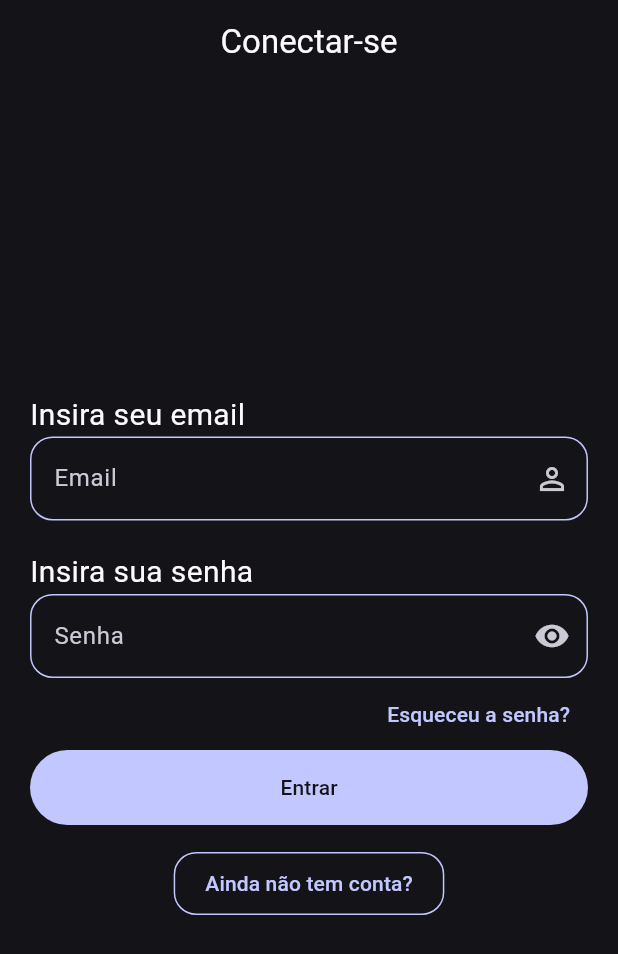
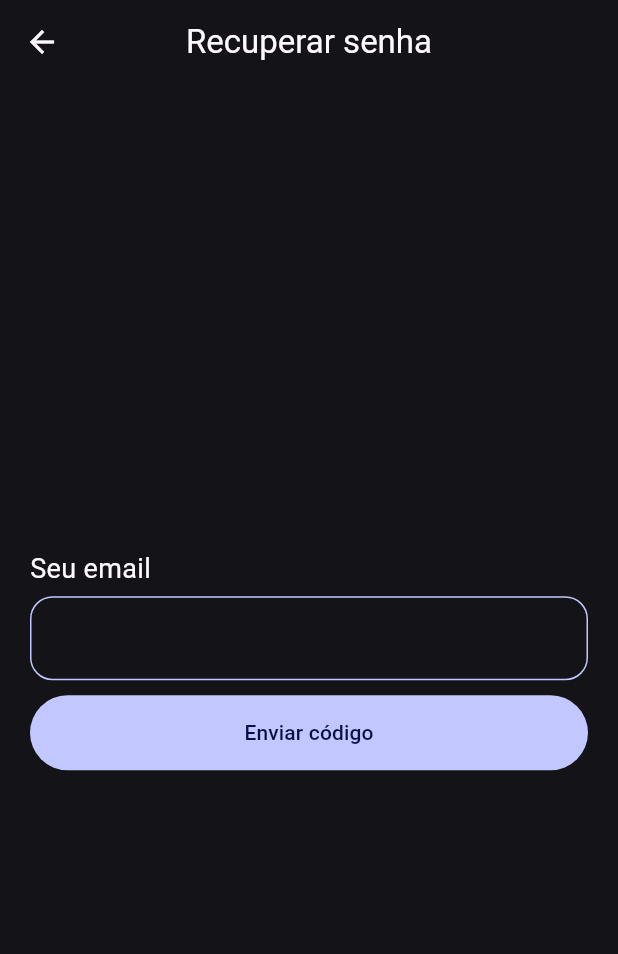
Before and after one commit to gwrgwr/todo_firebase, a Flutter app: the screen it shows after launch, after a tap on "Esqueceu a senha?", on a phone screen of 412 x 824 dp. Shown: the top 954 px of the screen. Run offline on Flutter 3.47's test engine with Material 3 defaults, Android fonts, the phone set to English and light mode, and no system bars; our stand-ins replace bloc, cloud_firestore, firebase_auth, firebase_core, flutter_bloc, get_it; accounts and stored records are empty.

Commit message:
Added reseting password page

```diff
--- a/lib/views/connect_page.dart
+++ b/lib/views/connect_page.dart
@@ -1,11 +1,13 @@
 import 'package:flutter/material.dart';
 import 'package:todo_firebase/widgets/login_page.dart';
 import 'package:todo_firebase/widgets/register_page.dart';
+import 'package:todo_firebase/widgets/send_reset_message.dart';
 
 class ConnectPage extends StatelessWidget {
   ConnectPage({super.key});
 
   final controller = PageController();
+  final globalEmailTextController = TextEditingController();
 
   @override
   Widget build(BuildContext context) {
@@ -13,8 +15,17 @@ class ConnectPage extends StatelessWidget {
       physics: const NeverScrollableScrollPhysics(),
       controller: controller,
       children: [
-        LoginPage(pageController: controller,),
-        RegisterPage(pageController: controller,),
+        LoginPage(
+          pageController: controller,
+          globalEmailTextController: globalEmailTextController,
+        ),
+        RegisterPage(
+          pageController: controller,
+        ),
+        SendResetMessage(
+          globalEmailTextController: globalEmailTextController,
+          pageController: controller,
+        ),
       ],
     );
   }
--- a/lib/views/insert_page.dart
+++ b/lib/views/insert_page.dart
@@ -144,7 +144,7 @@ class InsertPage extends StatelessWidget {
                       pageController.jumpToPage(0);
                     } else {
                       ScaffoldMessenger.of(context).showSnackBar(
-                        MySnackbar.mySnackBar(),
+                        MySnackbar.mySnackBar(text: 'Os campos são obrigatórios!'),
                       );
                     }
                   },
--- a/lib/widgets/login_page.dart
+++ b/lib/widgets/login_page.dart
@@ -4,9 +4,9 @@ import 'package:todo_firebase/states/login_states.dart';
 
 // ignore: must_be_immutable
 class LoginPage extends StatelessWidget {
-  LoginPage({required this.pageController, super.key});
+  LoginPage({required this.pageController, required this.globalEmailTextController, super.key});
 
-  final emailTextController = TextEditingController();
+  final TextEditingController globalEmailTextController;
   final senhaTextController = TextEditingController();
   final PageController pageController;
   MyFirebaseAuth myFirebaseAuth = MyFirebaseAuth();
@@ -47,7 +47,7 @@ class LoginPage extends StatelessWidget {
                     return null;
                   },
                   keyboardType: TextInputType.emailAddress,
-                  controller: emailTextController,
+                  controller: globalEmailTextController,
                   decoration: InputDecoration(
                     hintText: 'Email',
                     suffixIcon: const Icon(Icons.person_outline),
@@ -137,7 +137,9 @@ class LoginPage extends StatelessWidget {
                 Align(
                   alignment: Alignment.centerRight,
                   child: TextButton(
-                    onPressed: () {},
+                    onPressed: () {
+                      pageController.jumpToPage(2);
+                    },
                     child: const Text(
                       'Esqueceu a senha?',
                     ),
@@ -151,7 +153,7 @@ class LoginPage extends StatelessWidget {
                     if (formFieldKey.currentState!.validate() &&
                         formPasswordKey.currentState!.validate()) {
                       myFirebaseAuth.login(
-                        email: emailTextController.text,
+                        email: globalEmailTextController.text,
                         password: senhaTextController.text,
                         context: context,
                       );
--- /dev/null
+++ b/lib/widgets/send_reset_message.dart
@@ -0,0 +1,94 @@
+import 'package:flutter/material.dart';
+import 'package:todo_firebase/components/my_snackbar.dart';
+import 'package:todo_firebase/services/firebase_auth.dart';
+
+class SendResetMessage extends StatelessWidget {
+  SendResetMessage(
+      {required this.globalEmailTextController,
+      required this.pageController,
+      super.key});
+
+  final TextEditingController globalEmailTextController;
+  final auth = MyFirebaseAuth();
+  final PageController pageController;
+  @override
+  Widget build(BuildContext context) {
+    return Scaffold(
+      appBar: AppBar(
+        leading: IconButton(
+          icon: const Icon(Icons.arrow_back),
+          onPressed: () {
+            pageController.jumpToPage(0);
+          },
+        ),
+        centerTitle: true,
+        title: const Text(
+          'Recuperar senha',
+        ),
+      ),
+      body: Padding(
+        padding: const EdgeInsets.symmetric(
+          horizontal: 20,
+        ),
+        child: Column(
+          mainAxisAlignment: MainAxisAlignment.center,
+          crossAxisAlignment: CrossAxisAlignment.start,
+          children: [
+            const Text(
+              'Seu email',
+              style: TextStyle(
+                fontSize: 18,
+              ),
+            ),
+            const SizedBox(height: 5),
+            TextField(
+              controller: globalEmailTextController,
+              decoration: InputDecoration(
+                enabledBorder: OutlineInputBorder(
+                  borderRadius: BorderRadius.circular(15),
+                  borderSide: BorderSide(
+                    color: Theme.of(context).colorScheme.primary,
+                  ),
+                ),
+                focusedBorder: OutlineInputBorder(
+                  borderRadius: BorderRadius.circular(15),
+                  borderSide: BorderSide(
+                    color: Theme.of(context).colorScheme.primary,
+                  ),
+                ),
+                errorBorder: OutlineInputBorder(
+                  borderRadius: BorderRadius.circular(15),
+                  borderSide: BorderSide(
+                    color: Theme.of(context).colorScheme.error,
+                  ),
+                ),
+              ),
+            ),
+            const SizedBox(height: 10),
+            FilledButton(
+              style: FilledButton.styleFrom(
+                minimumSize: const Size(
+                  double.infinity,
+                  50,
+                ),
+              ),
+              onPressed: () async {
+                await auth.sendCodeToEmail(globalEmailTextController.text);
+                ScaffoldMessenger.of(context).showSnackBar(
+                  MySnackbar.mySnackBar(
+                    text: 'Código enviado!',
+                  ),
+                );
+                globalEmailTextController.clear();
+                pageController.jumpToPage(0);
+              },
+              child: const Text(
+                'Enviar código',
+              ),
+            ),
+          ],
+        ),
+      ),
+    );
+  }
+}
```
Also changed, not shown: lib/components/my_snackbar.dart (+3 -4 lines), lib/services/firebase_auth.dart (+29 -6 lines).
